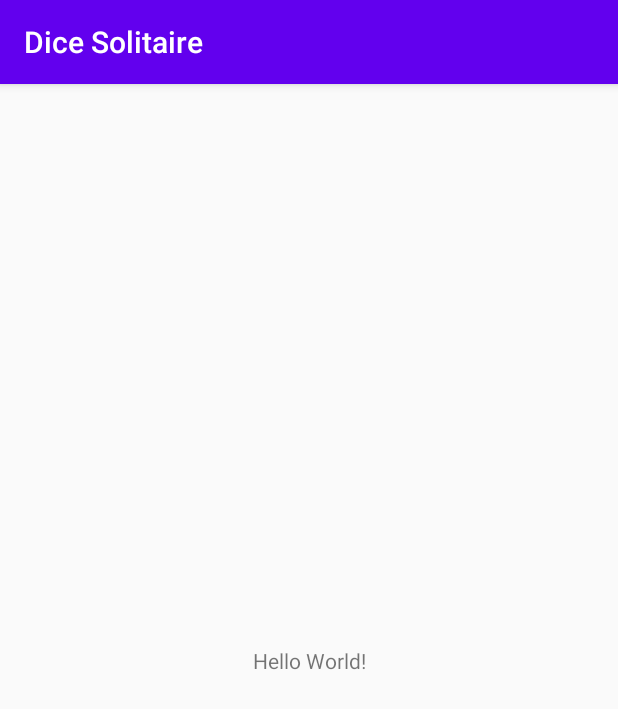
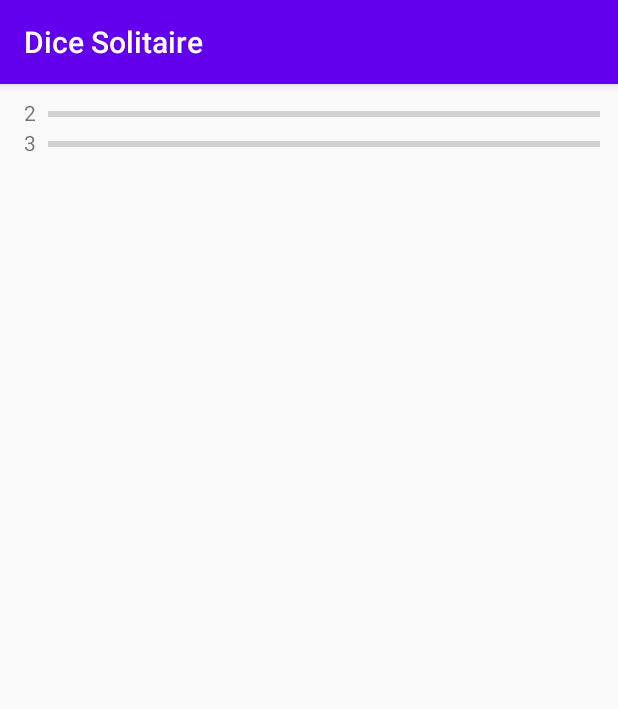
Before and after one commit to amberrz/dice-solitaire, an Android app: the screen it shows after launch (MainActivity), on a phone screen of 412 x 824 dp. Shown: the top 709 px of the screen. Run offline under Robolectric (Android 15) with nearby library versions, the phone set to English and light mode, and no system bars.

Commit message:
Started builing game layout.

```diff
--- a/app/src/main/res/layout/activity_main.xml
+++ b/app/src/main/res/layout/activity_main.xml
@@ -5,15 +5,60 @@
   xmlns:tools="http://schemas.android.com/tools"
   android:layout_width="match_parent"
   android:layout_height="match_parent"
+  android:padding="@dimen/activity_padding"
   tools:context=".MainActivity">
 
-  <TextView
+  <androidx.constraintlayout.widget.Guideline
+    android:id="@+id/vertical_guideline"
     android:layout_width="wrap_content"
     android:layout_height="wrap_content"
-    android:text="Hello World!"
-    app:layout_constraintBottom_toBottomOf="parent"
-    app:layout_constraintLeft_toLeftOf="parent"
-    app:layout_constraintRight_toRightOf="parent"
+    android:orientation="vertical"
+    app:layout_constraintGuide_percent="0.05"/>
+
+  <TextView
+    android:id="@+id/pair_2_label"
+    android:layout_width="wrap_content"
+    android:layout_height="wrap_content"
+    android:layout_margin="@dimen/widget_margin"
+    android:includeFontPadding="false"
+    android:text="2"
+    app:layout_constraintEnd_toEndOf="@id/vertical_guideline"
     app:layout_constraintTop_toTopOf="parent"/>
 
+  <ProgressBar
+    android:id="@+id/pair_2_count"
+    android:layout_width="0dp"
+    android:layout_height="wrap_content"
+    android:max="@integer/pair_count_max"
+    android:progress="0"
+    android:layout_margin="@dimen/widget_margin"
+    style="@style/Widget.AppCompat.ProgressBar.Horizontal"
+    app:layout_constraintStart_toEndOf="@id/vertical_guideline"
+    app:layout_constraintEnd_toEndOf="parent"
+    app:layout_constraintTop_toTopOf="@id/pair_2_label"
+    app:layout_constraintBottom_toBottomOf="@id/pair_2_label"/>
+
+  <TextView
+    android:id="@+id/pair_3_label"
+    android:layout_width="wrap_content"
+    android:layout_height="wrap_content"
+    android:layout_margin="@dimen/widget_margin"
+    android:includeFontPadding="false"
+    android:text="3"
+    app:layout_constraintEnd_toEndOf="@id/vertical_guideline"
+    app:layout_constraintTop_toBottomOf="@id/pair_2_label"/>
+
+  <ProgressBar
+    android:id="@+id/pair_3_count"
+    android:layout_width="0dp"
+    android:layout_height="wrap_content"
+    android:max="@integer/pair_count_max"
+    android:progress="0"
+    android:layout_margin="@dimen/widget_margin"
+    style="@style/Widget.AppCompat.ProgressBar.Horizontal"
+    app:layout_constraintStart_toEndOf="@id/vertical_guideline"
+    app:layout_constraintEnd_toEndOf="parent"
+    app:layout_constraintTop_toTopOf="@id/pair_3_label"
+    app:layout_constraintBottom_toBottomOf="@id/pair_3_label"/>
+
 </androidx.constraintlayout.widget.ConstraintLayout>
--- /dev/null
+++ b/app/src/main/res/values/dimens.xml
@@ -0,0 +1,6 @@
+<?xml version="1.0" encoding="utf-8"?>
+<resources>
+  <dimen name="activity_padding">8dp</dimen>
+  <item name="game_guideline" type="dimen" format="float">0.05</item>
+  <dimen name="widget_margin">4dp</dimen>
+</resources>
--- /dev/null
+++ b/app/src/main/res/values/integers.xml
@@ -0,0 +1,4 @@
+<?xml version="1.0" encoding="utf-8"?>
+<resources>
+  <integer name="pair_count_max">12</integer>
+</resources>
```
